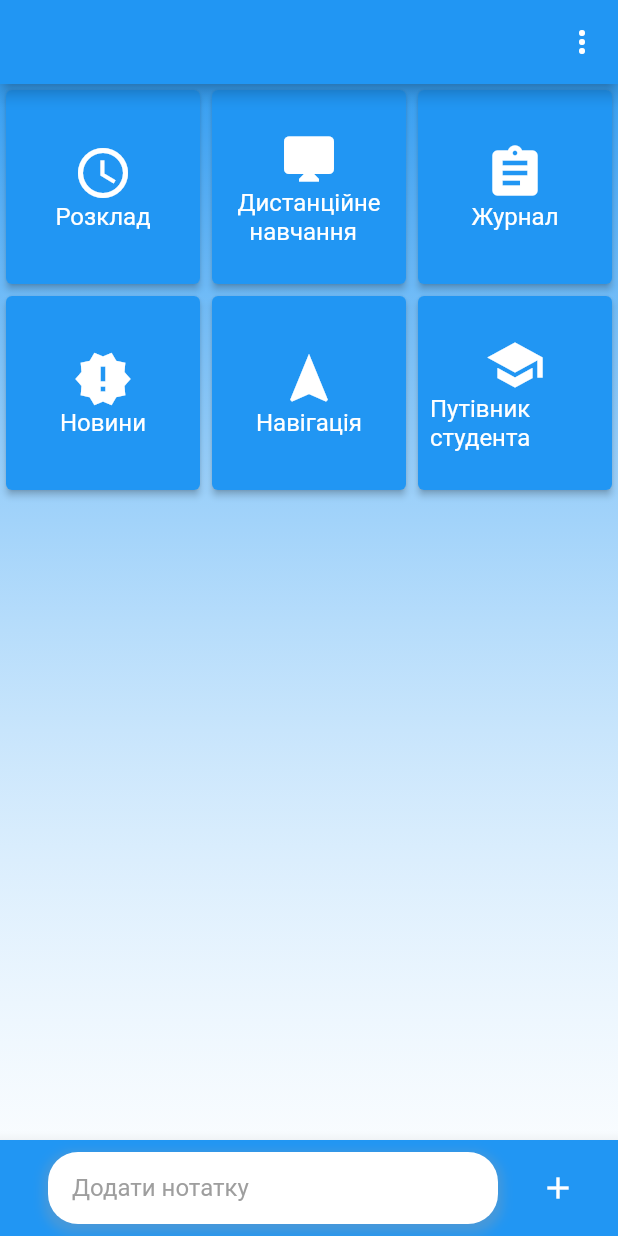
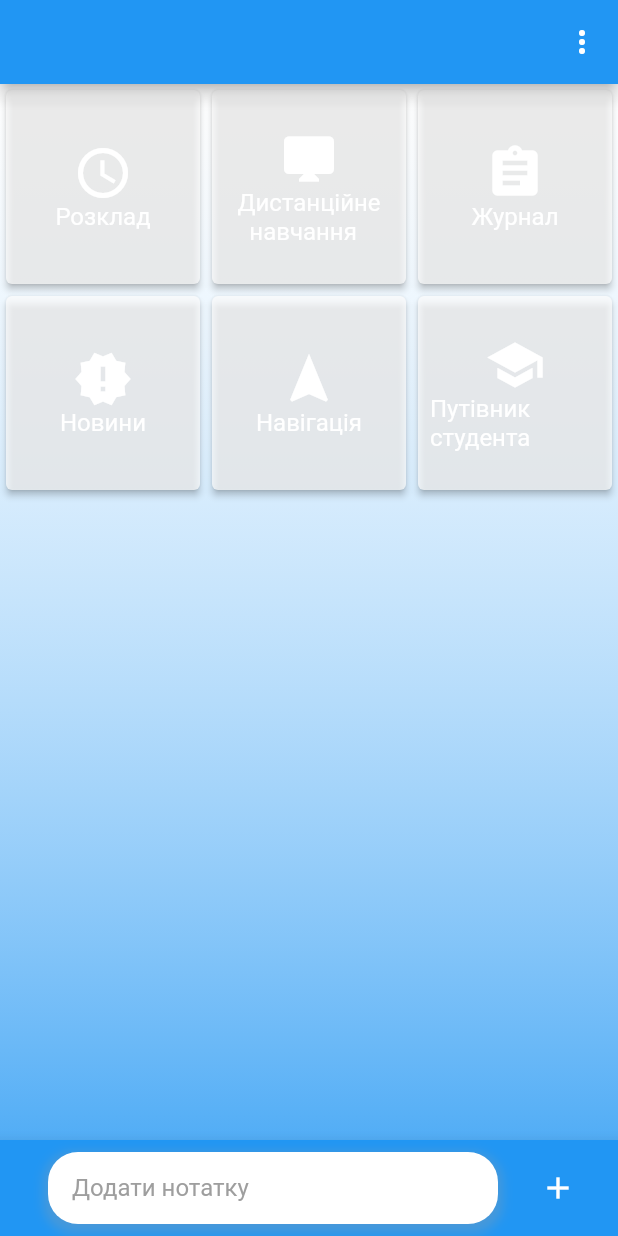
Before and after one commit to Exaster/ISA, a Flutter app: the screen it shows after launch, on a phone screen of 412 x 824 dp. Run offline on Flutter 3.47's test engine with Material 2 defaults, Android fonts, the light colour scheme and no system bars; our stand-ins replace shared_preferences; missing offline and left inert: flutter_custom_tabs.

Commit message:
added more possiblities for cstomisation

```diff
--- a/lib/screens/home_screen.dart
+++ b/lib/screens/home_screen.dart
@@ -133,8 +133,8 @@ class _HomeScreenState extends State<HomeScreen> {
         // Use a LinearGradient to create the desired gradient
         decoration: BoxDecoration(
           gradient: LinearGradient(
-            begin: Alignment.bottomCenter,
-            end: Alignment.topCenter,
+            begin: Alignment.topCenter,
+            end: Alignment.bottomCenter,
             colors: [
               backgroundColor.withOpacity(0.3),
               headerColor.withOpacity(0.9)
@@ -225,7 +225,7 @@ class _HomeScreenState extends State<HomeScreen> {
         _launchURL(context, item.url, item.title);
       },
       child: Card(
-        color: Colors.blue,
+        color: backgroundColor.withOpacity(0.7),//.withOpacity(0.85), // Adjust opacity here
         elevation: 2.0,
         child: Container(
           padding: const EdgeInsets.all(8.0),
@@ -247,6 +247,7 @@ class _HomeScreenState extends State<HomeScreen> {
       ),
     );
   }
+
 
 
   Widget _buildNoteTextField(int index, Note note) {
```
Also changed, not shown: lib/utils/color_picker.dart (+24 -12 lines).
